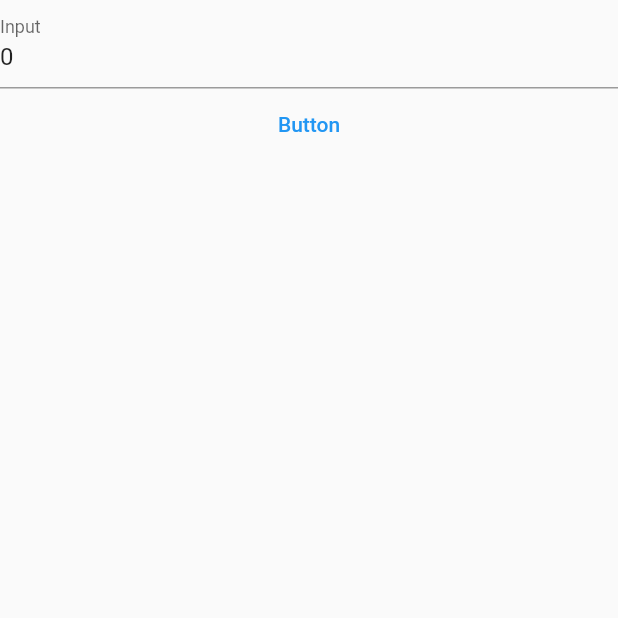
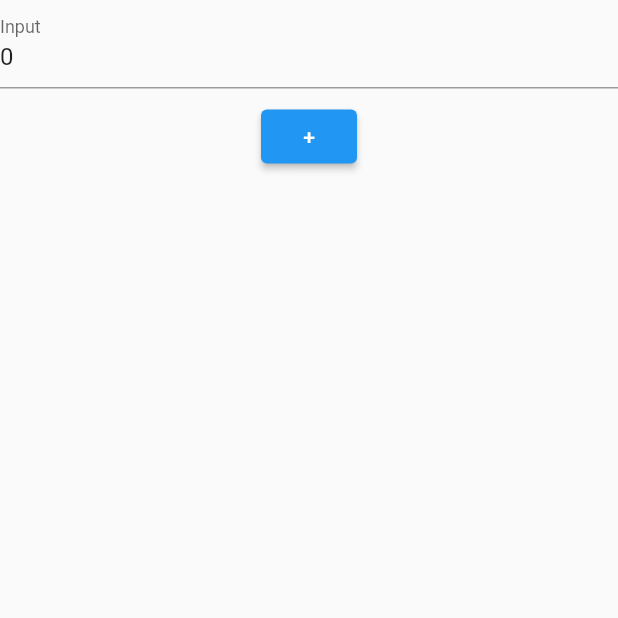
Before and after one commit to GayratShirnboyev/textfield_controller-1, a Flutter app: the screen it shows after launch, on a phone screen of 412 x 824 dp, the top half of it. Run offline on Flutter 3.47's test engine with Material 2 defaults, Android fonts, the phone set to English and light mode, and no system bars.

Commit message:
TextInputType

```diff
--- a/lib/main.dart
+++ b/lib/main.dart
@@ -20,14 +20,15 @@ class _MyAppState extends State<MyApp> {
       home: Scaffold(
         body: Column(children: [
           TextField(
-            decoration: InputDecoration(labelText: 'Input'),
-            controller: controller,
-          ),
-          TextButton(
-            onPressed: () {
-              print(controller.text);
-            },
-            child: Text('Button'),
+              decoration: InputDecoration(labelText: 'Input'),
+              controller: controller,
+              keyboardType: TextInputType.phone),
+          Padding(
+            padding: const EdgeInsets.all(8.0),
+            child: ElevatedButton(
+              onPressed: () {},
+              child: Text('+'),
+            ),
           )
         ]),
       ),
```
